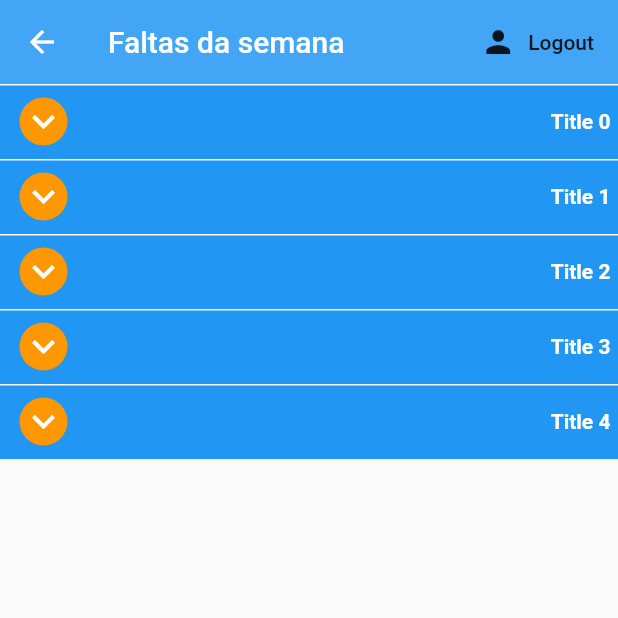
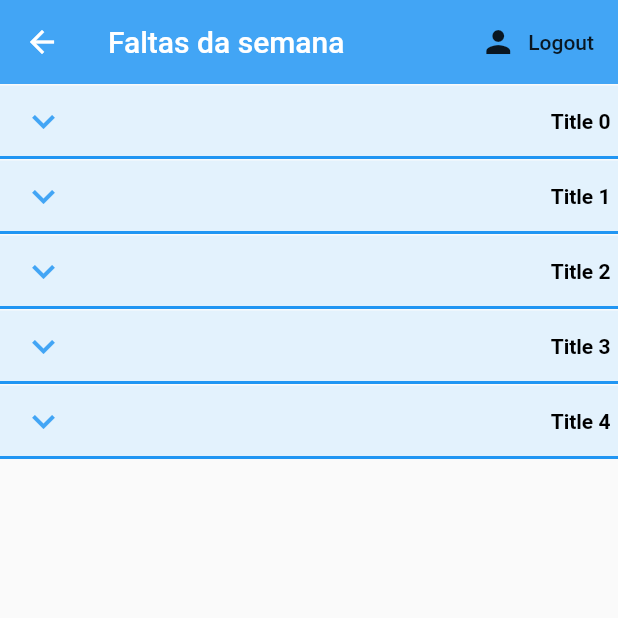
Before and after one commit to colombelli/pos-presenca, a Flutter app: the WeekAbsencesReview screen opened directly, on a phone screen of 412 x 824 dp, the top half of it. Run offline on Flutter 3.47's test engine with Material 2 defaults, Android fonts, the phone set to English and light mode, and no system bars; our stand-ins replace cloud_firestore, firebase_auth, flutter_calendar_carousel, flutter_spinkit; accounts and stored records are empty.

Commit message:
new style

```diff
--- a/lib/screens/program/week_absences_review.dart
+++ b/lib/screens/program/week_absences_review.dart
@@ -70,7 +70,7 @@
       child: new Column(
         children: <Widget>[
           new Container(
-            color: Colors.blue,
+            color: Colors.blue[50],
             padding: new EdgeInsets.symmetric(horizontal: 5.0),
             child: new Row(
               mainAxisAlignment: MainAxisAlignment.spaceBetween,
@@ -80,13 +80,13 @@
                       height: 50.0,
                       width: 50.0,
                       decoration: new BoxDecoration(
-                        color: Colors.orange,
+                        color: Colors.blue[250],
                         shape: BoxShape.circle,
                       ),
                       child: new Center(
                         child: new Icon(
                           expandFlag ? Icons.keyboard_arrow_up : Icons.keyboard_arrow_down,
-                          color: Colors.white,
+                          color: Colors.blue[400],
                           size: 30.0,
                         ),
                       ),
@@ -98,7 +98,7 @@
                     }),
                 new Text(
                   widget.title,
-                  style: new TextStyle(fontWeight: FontWeight.bold, color: Colors.white),
+                  style: new TextStyle(fontWeight: FontWeight.bold, color: Colors.black),
                 )
               ],
             ),
```
